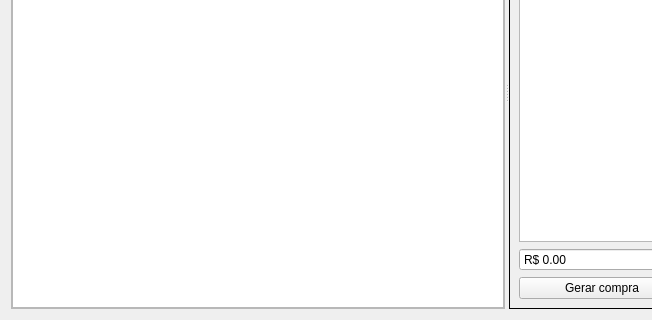
First picture: the form in ui/widgetcompragerar.ui, repository darktorres/ERP-STACCATO, before the edit; both pictures show x 0 to 652 and y 136 to 456 of the 1049 by 456 pixel window.
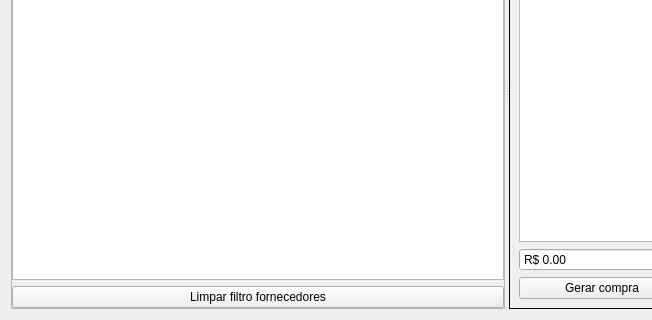
Second picture: the form after the edit. Custom widgets are drawn as their Qt base class.

Commit message: Botão para limpar filtro fornecedor

Diff of the .ui file:
```diff
--- a/ui/widgetcompragerar.ui
+++ b/ui/widgetcompragerar.ui
@@ -78,6 +78,13 @@
          </property>
         </widget>
        </item>
+       <item row="2" column="0">
+        <widget class="QPushButton" name="pushButtonLimparFiltro">
+         <property name="text">
+          <string>Limpar filtro fornecedores</string>
+         </property>
+        </widget>
+       </item>
       </layout>
      </widget>
      <widget class="QFrame" name="frame">
```
The commit also changes 9 other files.
